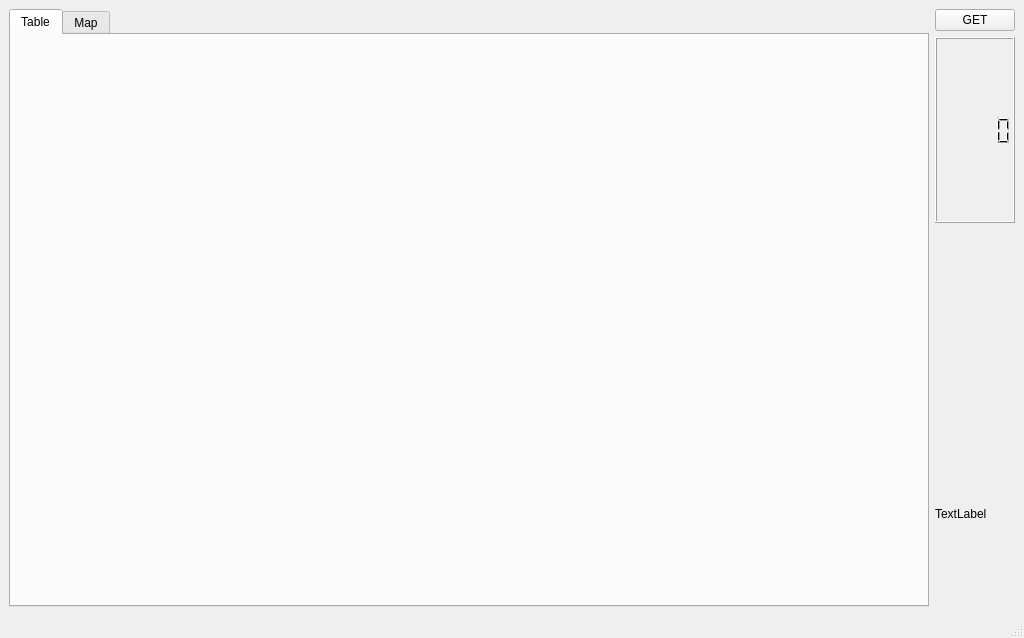
First picture: the form in FR24Analyzer/UI/FR24Analyzer.ui, repository cmbahadir/FR24Analyzer, before the edit.
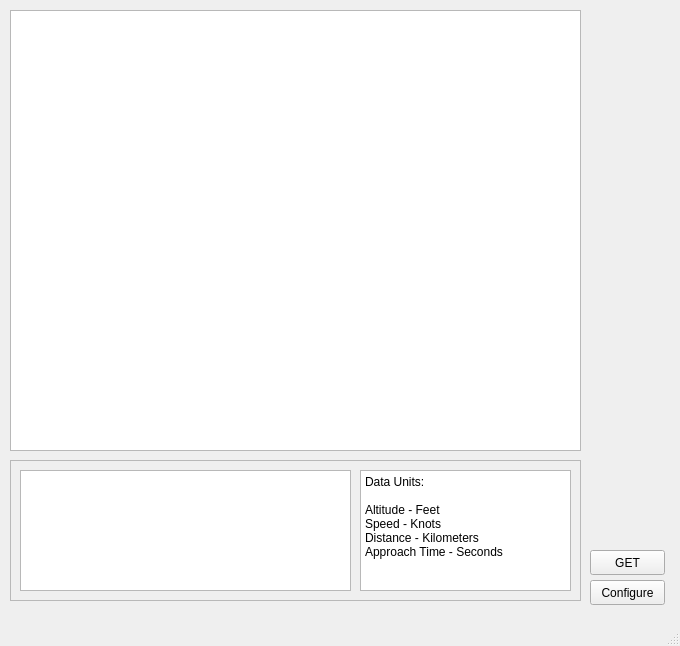
Second picture: the form after the edit.

The edit to the form file:
```diff
--- a/FR24Analyzer/UI/FR24Analyzer.ui
+++ b/FR24Analyzer/UI/FR24Analyzer.ui
@@ -6,10 +6,22 @@
    <rect>
     <x>0</x>
     <y>0</y>
-    <width>1024</width>
-    <height>638</height>
+    <width>680</width>
+    <height>646</height>
    </rect>
   </property>
+  <property name="minimumSize">
+   <size>
+    <width>680</width>
+    <height>646</height>
+   </size>
+  </property>
+  <property name="maximumSize">
+   <size>
+    <width>680</width>
+    <height>646</height>
+   </size>
+  </property>
   <property name="windowTitle">
    <string>MainWindow</string>
   </property>
@@ -17,42 +29,97 @@
    <bool>false</bool>
   </property>
   <widget class="QWidget" name="centralwidget">
-   <layout class="QGridLayout" name="gridLayout">
-    <item row="0" column="0" rowspan="4">
-     <widget class="QTabWidget" name="tabWidget">
-      <property name="currentIndex">
-       <number>0</number>
-      </property>
-      <widget class="QWidget" name="tab">
-       <attribute name="title">
-        <string>Table</string>
-       </attribute>
-      </widget>
-      <widget class="QWidget" name="tab_2">
-       <attribute name="title">
-        <string>Map</string>
-       </attribute>
-      </widget>
-     </widget>
-    </item>
-    <item row="0" column="1">
-     <widget class="QPushButton" name="pushButton">
-      <property name="text">
-       <string>GET</string>
-      </property>
-     </widget>
-    </item>
-    <item row="3" column="1">
-     <widget class="QLabel" name="statusLabel">
-      <property name="text">
-       <string>TextLabel</string>
-      </property>
-     </widget>
-    </item>
-    <item row="1" column="1">
-     <widget class="QLCDNumber" name="flightCount"/>
-    </item>
-   </layout>
+   <widget class="QPushButton" name="configureButton">
+    <property name="geometry">
+     <rect>
+      <x>590</x>
+      <y>580</y>
+      <width>75</width>
+      <height>25</height>
+     </rect>
+    </property>
+    <property name="text">
+     <string>Configure</string>
+    </property>
+   </widget>
+   <widget class="QPushButton" name="getButton">
+    <property name="geometry">
+     <rect>
+      <x>590</x>
+      <y>550</y>
+      <width>75</width>
+      <height>25</height>
+     </rect>
+    </property>
+    <property name="text">
+     <string>GET</string>
+    </property>
+   </widget>
+   <widget class="QTableWidget" name="dbTable">
+    <property name="geometry">
+     <rect>
+      <x>10</x>
+      <y>10</y>
+      <width>571</width>
+      <height>441</height>
+     </rect>
+    </property>
+    <property name="editTriggers">
+     <set>QAbstractItemView::NoEditTriggers</set>
+    </property>
+    <attribute name="horizontalHeaderCascadingSectionResizes">
+     <bool>false</bool>
+    </attribute>
+   </widget>
+   <widget class="QFrame" name="frame">
+    <property name="geometry">
+     <rect>
+      <x>10</x>
+      <y>460</y>
+      <width>571</width>
+      <height>141</height>
+     </rect>
+    </property>
+    <property name="frameShape">
+     <enum>QFrame::StyledPanel</enum>
+    </property>
+    <property name="frameShadow">
+     <enum>QFrame::Raised</enum>
+    </property>
+    <widget class="QTextEdit" name="textEdit">
+     <property name="geometry">
+      <rect>
+       <x>350</x>
+       <y>10</y>
+       <width>211</width>
+       <height>121</height>
+      </rect>
+     </property>
+     <property name="html">
+      <string>&lt;!DOCTYPE HTML PUBLIC &quot;-//W3C//DTD HTML 4.0//EN&quot; &quot;http://www.w3.org/TR/REC-html40/strict.dtd&quot;&gt;
+&lt;html&gt;&lt;head&gt;&lt;meta name=&quot;qrichtext&quot; content=&quot;1&quot; /&gt;&lt;style type=&quot;text/css&quot;&gt;
+p, li { white-space: pre-wrap; }
+&lt;/style&gt;&lt;/head&gt;&lt;body style=&quot; font-family:'Sans Serif'; font-size:9pt; font-weight:400; font-style:normal;&quot;&gt;
+&lt;p style=&quot; margin-top:0px; margin-bottom:0px; margin-left:0px; margin-right:0px; -qt-block-indent:0; text-indent:0px;&quot;&gt;Data Units:&lt;/p&gt;
+&lt;p style=&quot;-qt-paragraph-type:empty; margin-top:0px; margin-bottom:0px; margin-left:0px; margin-right:0px; -qt-block-indent:0; text-indent:0px;&quot;&gt;&lt;br /&gt;&lt;/p&gt;
+&lt;p style=&quot; margin-top:0px; margin-bottom:0px; margin-left:0px; margin-right:0px; -qt-block-indent:0; text-indent:0px;&quot;&gt;Altitude - Feet&lt;/p&gt;
+&lt;p style=&quot; margin-top:0px; margin-bottom:0px; margin-left:0px; margin-right:0px; -qt-block-indent:0; text-indent:0px;&quot;&gt;Speed - Knots&lt;/p&gt;
+&lt;p style=&quot; margin-top:0px; margin-bottom:0px; margin-left:0px; margin-right:0px; -qt-block-indent:0; text-indent:0px;&quot;&gt;Distance - Kilometers&lt;/p&gt;
+&lt;p style=&quot; margin-top:0px; margin-bottom:0px; margin-left:0px; margin-right:0px; -qt-block-indent:0; text-indent:0px;&quot;&gt;Approach Time - Seconds&lt;/p&gt;
+&lt;p style=&quot;-qt-paragraph-type:empty; margin-top:0px; margin-bottom:0px; margin-left:0px; margin-right:0px; -qt-block-indent:0; text-indent:0px;&quot;&gt;&lt;br /&gt;&lt;/p&gt;&lt;/body&gt;&lt;/html&gt;</string>
+     </property>
+    </widget>
+    <widget class="QTextEdit" name="textEdit_2">
+     <property name="geometry">
+      <rect>
+       <x>10</x>
+       <y>10</y>
+       <width>331</width>
+       <height>121</height>
+      </rect>
+     </property>
+    </widget>
+   </widget>
   </widget>
   <widget class="QMenuBar" name="menubar">
    <property name="geometry">
```
Left out of the diff: 2 changed lines with no effect on the pictures.
